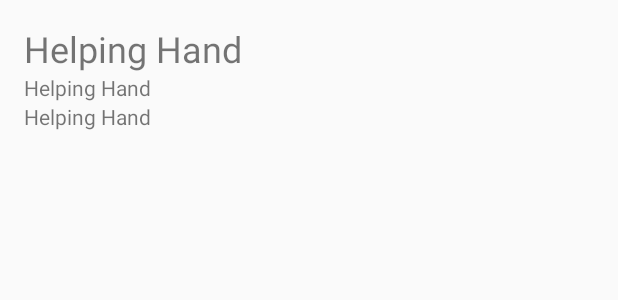
After one commit to JunCCNY/LoginPage, an Android app: the layout list_item.xml on its own in the app's theme, with its tools: preview values and no code run, on a phone screen of 412 x 824 dp. The commit adds this screen. Shown: the top 300 px of the screen. Run offline under Robolectric (Android 15) with nearby library versions, the phone set to English and light mode, and no system bars.

Commit message:
Fuck THis SHit

```diff
--- a/app/src/main/AndroidManifest.xml
+++ b/app/src/main/AndroidManifest.xml
@@ -27,7 +27,9 @@
             android:name=".MainActivity"
             android:label="Main Activity" />
         <activity android:name=".UserActivity" />
-        <activity android:name=".getClubs"></activity>
+        <activity
+            android:name=".getClubs"
+            android:parentActivityName=".MainActivity"></activity>
     </application>
 
 </manifest>
--- a/app/src/main/java/com/codingmechanic/loginpage/App/AppConfig.java
+++ b/app/src/main/java/com/codingmechanic/loginpage/App/AppConfig.java
@@ -16,7 +16,7 @@ public class AppConfig {
 
     public static String URL_ADD_CLUB = "http://codingmechanic.com/addclub.php";
 
-    public static String URL_GET_CLUB = "http://codingmechanic.com/get_club.php";
+    public static String URL_GET_CLUB = "http://codingmechanic.com/get_clubs.php";
 
     public static String URL_GET_COLLEGE = "http://codingmechanic.com/get_college.php";
 
--- a/app/src/main/java/com/codingmechanic/loginpage/RegisterActivity.java
+++ b/app/src/main/java/com/codingmechanic/loginpage/RegisterActivity.java
@@ -30,7 +30,6 @@ public class RegisterActivity extends AppCompatActivity {
         final EditText userName = (EditText) findViewById(R.id.txtUserNameRegister);
         final EditText password = (EditText) findViewById(R.id.txtPasswordRegister);
         final EditText email = (EditText) findViewById(R.id.txtEmailRegister);
-        final TextView choose = (TextView) findViewById(R.id.txtPlaceHolder);
         final Button register = (Button) findViewById(R.id.btnRegister);
         final TextView signup = (TextView) findViewById(R.id.txtSigninNow);
 
--- a/app/src/main/res/layout/activity_get_clubs.xml
+++ b/app/src/main/res/layout/activity_get_clubs.xml
@@ -15,4 +15,10 @@
         android:layout_height="match_parent"
         android:id="@+id/list" />
 
+    <Button
+        android:layout_width="match_parent"
+        android:layout_height="wrap_content"
+        android:text="submit"
+        android:id="@+id/btnSumbitUser" />
+
 </RelativeLayout>
--- /dev/null
+++ b/app/src/main/res/layout/list_item.xml
@@ -0,0 +1,53 @@
+<?xml version="1.0" encoding="utf-8"?>
+<FrameLayout xmlns:android="http://schemas.android.com/apk/res/android"
+    xmlns:tools="http://schemas.android.com/tools"
+    android:orientation="vertical"
+    android:layout_width="match_parent"
+    android:layout_height="120dp"
+    tools:context=".MainActivity"
+    android:clipToPadding="false">
+
+    <LinearLayout
+        android:layout_width="match_parent"
+        android:layout_height="match_parent"
+        android:orientation="vertical"
+        android:padding="16dp"
+        android:background="?android:attr/selectableItemBackground"
+        android:id="@+id/linearLayout">
+
+        <TextView
+            android:layout_width="match_parent"
+            android:layout_height="wrap_content"
+
+            android:gravity="left"
+            android:textSize="24sp"
+            android:id="@+id/name_club"
+            android:text="@string/app_name" />
+
+        <TextView
+            android:id="@+id/type_club"
+            android:layout_width="match_parent"
+            android:layout_height="wrap_content"
+            android:gravity="left"
+            android:text="@string/app_name" />
+
+        <Space
+            android:layout_width="match_parent"
+            android:layout_height="0dp"
+            android:layout_weight="1" />
+
+        <TextView
+            android:id="@+id/club_email"
+            android:layout_width="match_parent"
+            android:layout_height="wrap_content"
+            android:gravity="left"
+            android:text="@string/app_name" />
+
+        <TextView
+            android:layout_width="match_parent"
+            android:layout_height="wrap_content"
+            android:lines="3"
+            android:id="@+id/club_desc" />
+    </LinearLayout>
+
+</FrameLayout>
```
Also changed, not shown: app/src/main/java/com/codingmechanic/loginpage/BackgroundWorker.java (+38 -5 lines), app/src/main/java/com/codingmechanic/loginpage/Club.java (added, +37 -0 lines), app/src/main/java/com/codingmechanic/loginpage/ClubAdapter.java (added, +44 -0 lines), app/src/main/java/com/codingmechanic/loginpage/MainActivity.java (+8 -1 lines), app/src/main/java/com/codingmechanic/loginpage/getClubs.java (+119 -0 lines), app/src/main/java/com/codingmechanic/loginpage/helper/SessionManager.java (+9 -0 lines).
